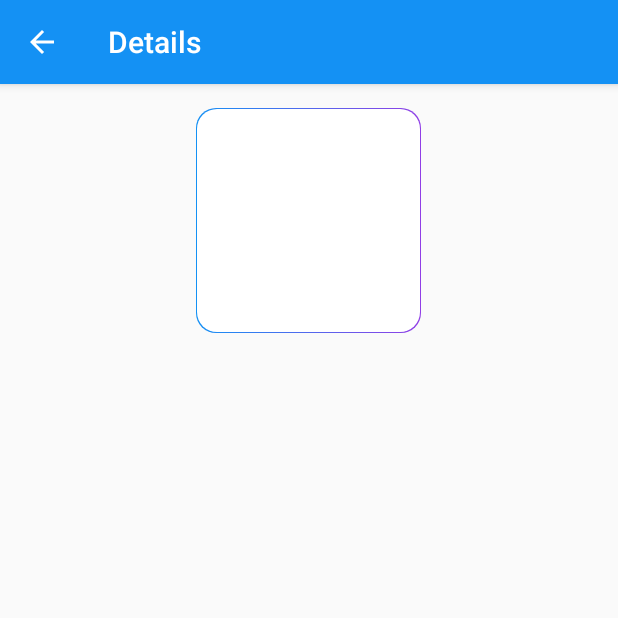
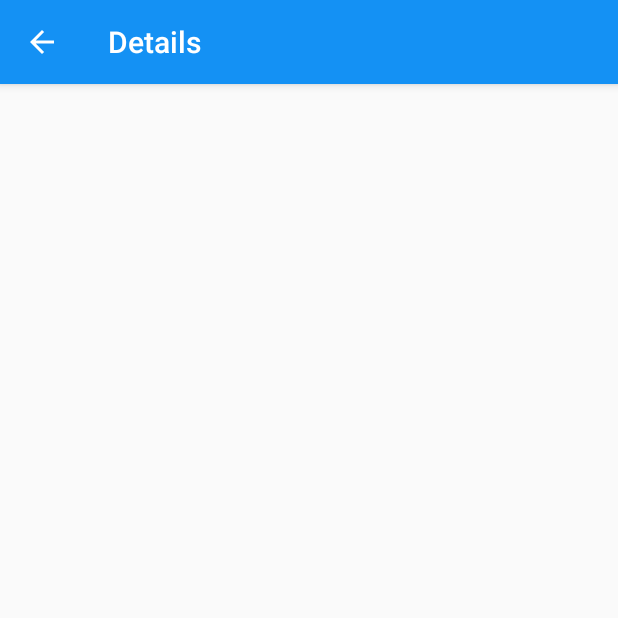
Before and after one commit to Aabell8/CanIHackIt, an Android app: the ResultDetailsActivity screen opened directly, with no data from a screen before it, on a phone screen of 412 x 824 dp, the top half of it. Run offline under Robolectric (Android 15) with nearby library versions, the phone set to English and light mode, and no system bars; pictures from the network do not load.

Commit message:
final push

```diff
--- a/app/src/main/AndroidManifest.xml
+++ b/app/src/main/AndroidManifest.xml
@@ -15,7 +15,7 @@
         <activity
             android:name=".activities.MainActivity"
             android:theme="@style/LoginTheme"
-            android:windowSoftInputMode="adjustResize">
+            android:windowSoftInputMode="stateVisible|adjustResize">
             <intent-filter>
                 <action android:name="android.intent.action.MAIN" />
                 <category android:name="android.intent.category.LAUNCHER" />
--- a/app/src/main/java/com/austinabell8/canihackit/activities/ResultDetailsActivity.kt
+++ b/app/src/main/java/com/austinabell8/canihackit/activities/ResultDetailsActivity.kt
@@ -1,19 +1,29 @@
 package com.austinabell8.canihackit.activities
 
+import android.content.Intent
+import android.net.Uri
 import android.support.v7.app.AppCompatActivity
 import android.os.Bundle
 import android.support.v7.widget.Toolbar
+import android.util.Log
 import android.view.MenuItem
+import android.view.View
+import android.widget.Button
+import android.widget.ImageView
 import android.widget.TextView
 import com.austinabell8.canihackit.R
 import com.austinabell8.canihackit.model.ResultItem
 import com.austinabell8.canihackit.utils.Constants
+import com.bumptech.glide.Glide
 
 class ResultDetailsActivity : AppCompatActivity() {
 
     private lateinit var resultItem: ResultItem
     private lateinit var mNameTxt: TextView
     private lateinit var mDescriptionTxt: TextView
+    private lateinit var mLocationTxt: TextView
+    private lateinit var mImageView: ImageView
+    private lateinit var mLinkButton: Button
 
     override fun onCreate(savedInstanceState: Bundle?) {
         super.onCreate(savedInstanceState)
@@ -21,6 +31,9 @@ class ResultDetailsActivity : AppCompatActivity() {
 
         mNameTxt = findViewById(R.id.tv_name)
         mDescriptionTxt = findViewById(R.id.tv_description)
+        mLocationTxt = findViewById(R.id.tv_location)
+        mImageView = findViewById(R.id.iv_details)
+        mLinkButton = findViewById(R.id.link_button)
         val toolbar = findViewById<Toolbar>(R.id.toolbar)
         setSupportActionBar(toolbar)
         initActionBar()
@@ -30,6 +43,21 @@ class ResultDetailsActivity : AppCompatActivity() {
             resultItem = bundle.getParcelable(Constants.INTENT_RESULT)
             mNameTxt.text = resultItem.name
             mDescriptionTxt.text = resultItem.description
+            mLocationTxt.text = resultItem.location
+            Log.e("Image url:", ""+ resultItem.imageUrl)
+            Glide.with(mImageView.context).load(resultItem.imageUrl).into(mImageView)
+            if (resultItem.url!=null && resultItem.url!=""){
+                mLinkButton.visibility = View.VISIBLE
+                mLinkButton.setOnClickListener {
+                    val urlString:String = resultItem.url.toString().replace("//", "/")
+                    val uris = Uri.parse(urlString)
+                    val intents = Intent(Intent.ACTION_VIEW, uris)
+                    val b = Bundle()
+                    b.putBoolean("new_window", true)
+                    intents.putExtras(b)
+                    this@ResultDetailsActivity.startActivity(intents)
+                }
+            }
         }
     }
 
--- a/app/src/main/res/drawable/placeholder.xml
+++ /dev/null
@@ -1,7 +0,0 @@
-<?xml version="1.0" encoding="utf-8"?>
-<layer-list xmlns:android="http://schemas.android.com/apk/res/android">
-
-    <item android:drawable="@drawable/round_border"/>
-    <item android:drawable="@drawable/round_background" />
-
-</layer-list>
--- a/app/src/main/res/layout/activity_main.xml
+++ b/app/src/main/res/layout/activity_main.xml
@@ -62,8 +62,8 @@
             android:id="@+id/search_button"
             android:textSize="16sp"
             android:textAllCaps="true"
-            android:backgroundTint="@color/colorPrimaryDark"
-            android:textColor="@color/md_white_1000"
+            android:backgroundTint="@color/md_white_1000"
+            android:textColor="#5368ED"
             android:paddingTop="20dp"
             android:paddingBottom="20dp"
             android:layout_width="fill_parent"
@@ -72,5 +72,6 @@
             android:layout_marginBottom="10dp"
             android:text="Search"/>
 
+
     </LinearLayout>
 </ScrollView>
--- a/app/src/main/res/layout/activity_result_details.xml
+++ b/app/src/main/res/layout/activity_result_details.xml
@@ -32,7 +32,6 @@
 
                 <ImageView
                     android:id="@+id/iv_details"
-                    android:src="@drawable/placeholder"
                     android:transitionName="tImage"
                     android:layout_gravity="center"
                     android:layout_width="150dp"
@@ -54,6 +53,17 @@
                 android:layout_height="wrap_content" />
 
             <TextView
+                android:id="@+id/tv_location"
+                android:layout_marginStart="@dimen/activity_margin"
+                android:layout_marginEnd="@dimen/activity_margin"
+                android:layout_marginBottom="16dp"
+                android:gravity="center"
+                android:textSize="12sp"
+                android:textColor="@color/md_grey_500"
+                android:layout_width="match_parent"
+                android:layout_height="wrap_content" />
+
+            <TextView
                 android:id="@+id/tv_description"
                 android:layout_marginStart="@dimen/activity_margin"
                 android:layout_marginEnd="@dimen/activity_margin"
@@ -63,6 +73,23 @@
                 android:layout_width="match_parent"
                 android:layout_height="wrap_content" />
 
+            <android.support.v7.widget.AppCompatButton
+                android:id="@+id/link_button"
+                android:textSize="16sp"
+                android:textAllCaps="true"
+                android:backgroundTint="@color/colorPrimary"
+                android:textColor="@color/md_white_1000"
+                android:paddingTop="20dp"
+                android:visibility="invisible"
+                android:layout_marginStart="32dp"
+                android:layout_marginEnd="32dp"
+                android:paddingBottom="20dp"
+                android:layout_width="fill_parent"
+                android:layout_height="wrap_content"
+                android:layout_marginTop="24dp"
+                android:layout_marginBottom="10dp"
+                android:text="Go to link"/>
+
         </LinearLayout>
 
     </ScrollView>
```
Also changed, not shown: app/build.gradle (+8 -5 lines), app/src/main/java/com/austinabell8/canihackit/activities/SearchActivity.kt (+15 -4 lines), app/src/main/java/com/austinabell8/canihackit/adapters/SearchRecyclerAdapter.kt (+11 -2 lines), app/src/main/java/com/austinabell8/canihackit/model/ResultItem.kt (+13 -13 lines), app/src/main/res/layout/item_search_result.xml (+9 -9 lines).
